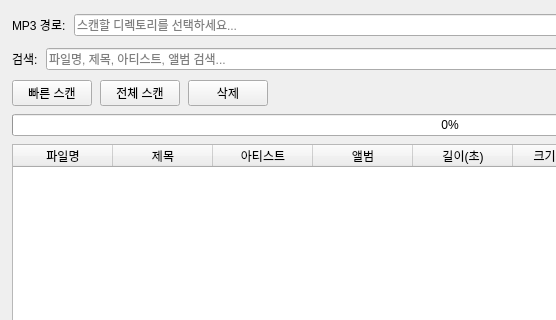
The window that src/main_window.ui (musiren/mp3-archive) describes before a commit, drawn with Qt 5; both pictures show x 0 to 556 and y 0 to 320 of the 900 by 620 pixel window.
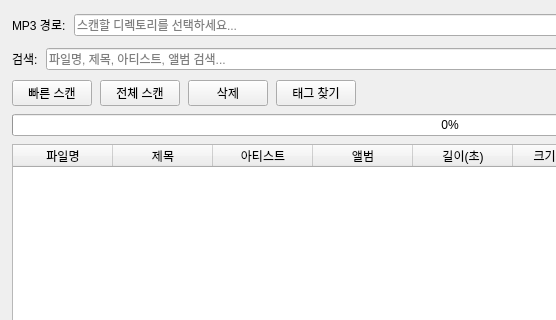
The same window after the commit.

The edit to the form file:
```diff
--- a/src/main_window.ui
+++ b/src/main_window.ui
@@ -164,6 +164,19 @@
         </property>
        </widget>
       </item>
+      <item>
+       <widget class="QPushButton" name="btn_tag_fetch">
+        <property name="text">
+         <string>태그 찾기</string>
+        </property>
+        <property name="minimumWidth">
+         <number>90</number>
+        </property>
+        <property name="maximumWidth">
+         <number>90</number>
+        </property>
+       </widget>
+      </item>
       <item>
        <spacer name="toolbarSpacer">
         <property name="orientation">
```
